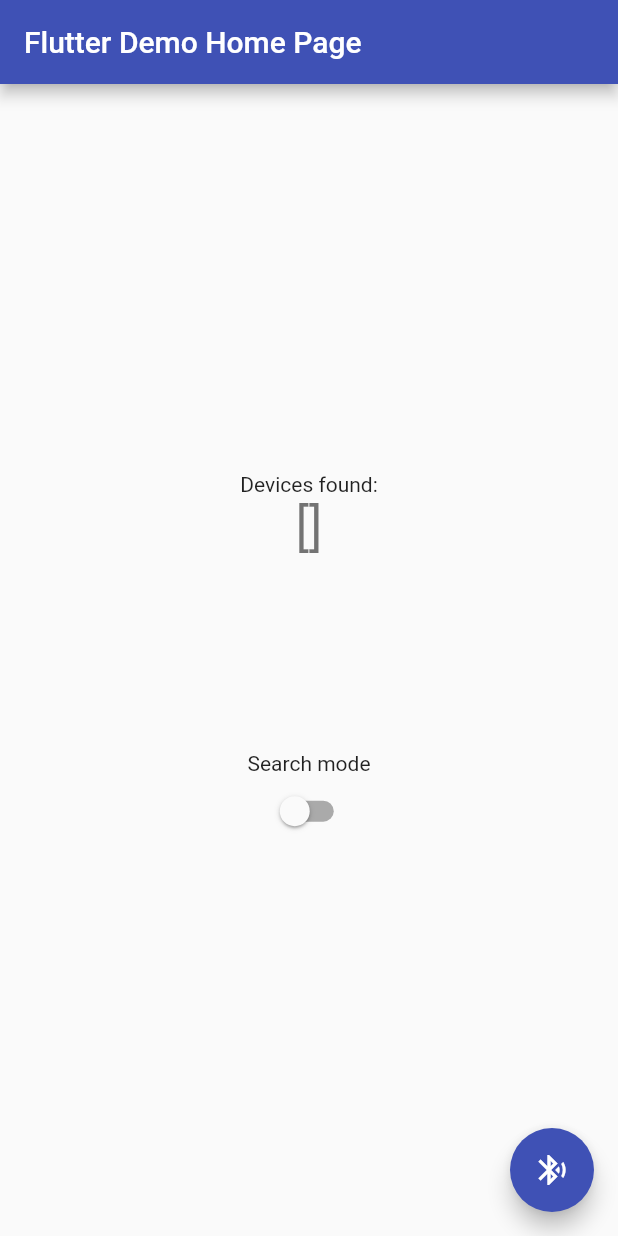
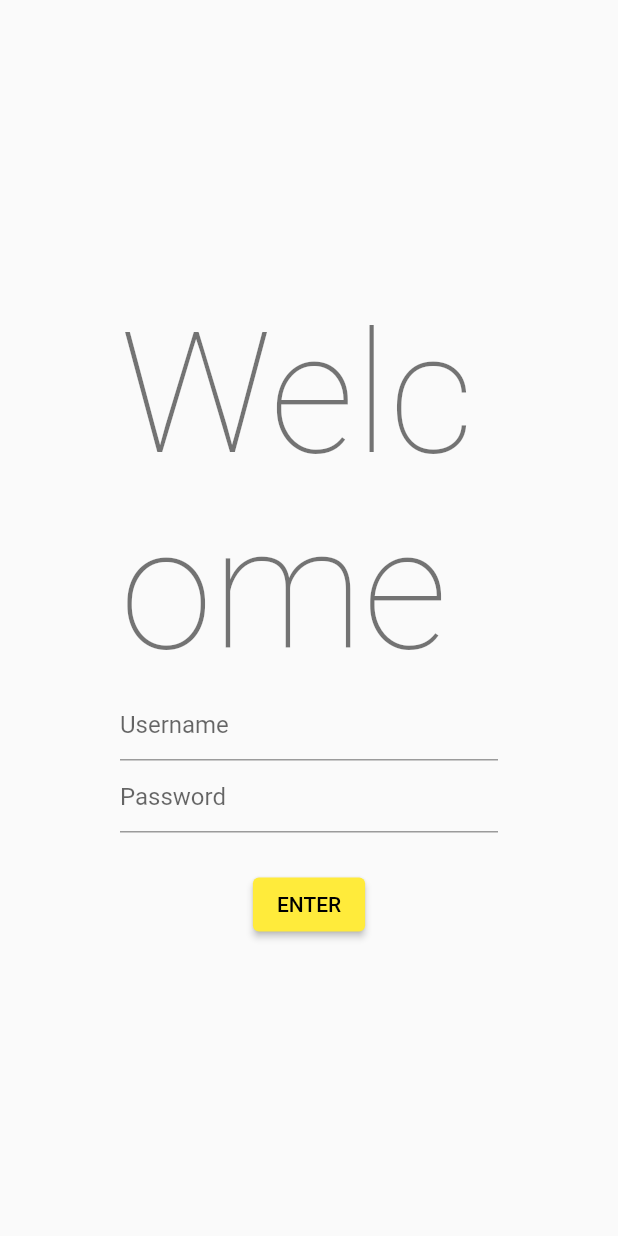
Before and after one commit to awadbs/yap, a Flutter app: the screen it shows after launch, on a phone screen of 412 x 824 dp. Run offline on Flutter 3.47's test engine with Material 2 defaults, Android fonts, the light colour scheme and no system bars; our stand-ins replace flutter_blue.

Commit message:
set up pages

```diff
--- a/yap/lib/main.dart
+++ b/yap/lib/main.dart
@@ -1,6 +1,10 @@
 import 'package:flutter/material.dart';
+import 'package:provider/provider.dart';
 import 'package:flutter_blue/flutter_blue.dart';
 import 'dart:math';
+
+// our pages
+import 'package:yap/screens/InitialPage.dart';
 
 void main() {
   runApp(const MyApp());
@@ -13,20 +17,15 @@
   @override
   Widget build(BuildContext context) {
     return MaterialApp(
-      title: 'Flutter Demo',
+      title: 'Yap',
       theme: ThemeData(
-        // This is the theme of your application.
-        //
-        // Try running your application with "flutter run". You'll see the
-        // application has a blue toolbar. Then, without quitting the app, try
-        // changing the primarySwatch below to Colors.green and then invoke
-        // "hot reload" (press "r" in the console where you ran "flutter run",
-        // or simply save your changes to "hot reload" in a Flutter IDE).
-        // Notice that the counter didn't reset back to zero; the application
-        // is not restarted.
-        primarySwatch: Colors.indigo,
+        primarySwatch: Colors.grey,
       ),
-      home: const MyHomePage(title: 'Flutter Demo Home Page'),
+      initialRoute: '/',
+      routes: {
+        '/': (context) => const MyLogin(),
+        '/blePage': (context) => const MyHomePage(title: 'Start Page'),
+      },
     );
   }
 }
--- /dev/null
+++ b/yap/lib/screens/InitialPage.dart
@@ -0,0 +1,51 @@
+// Copyright 2020 The Flutter team. All rights reserved.
+// Use of this source code is governed by a BSD-style license that can be
+// found in the LICENSE file.
+import 'package:flutter/material.dart';
+
+class MyLogin extends StatelessWidget {
+  const MyLogin({Key? key}) : super(key: key);
+
+  @override
+  Widget build(BuildContext context) {
+    return Scaffold(
+      body: Center(
+        child: Container(
+          padding: const EdgeInsets.all(80.0),
+          child: Column(
+            mainAxisAlignment: MainAxisAlignment.center,
+            children: [
+              Text(
+                'Welcome',
+                style: Theme.of(context).textTheme.headline1,
+              ),
+              TextFormField(
+                decoration: const InputDecoration(
+                  hintText: 'Username',
+                ),
+              ),
+              TextFormField(
+                decoration: const InputDecoration(
+                  hintText: 'Password',
+                ),
+                obscureText: true,
+              ),
+              const SizedBox(
+                height: 24,
+              ),
+              ElevatedButton(
+                child: const Text('ENTER'),
+                onPressed: () {
+                  Navigator.pushReplacementNamed(context, '/blePage');
+                },
+                style: ElevatedButton.styleFrom(
+                  primary: Colors.yellow,
+                ),
+              )
+            ],
+          ),
+        ),
+      ),
+    );
+  }
+}
--- a/yap/pubspec.yaml
+++ b/yap/pubspec.yaml
@@ -36,6 +36,7 @@
   cupertino_icons: ^1.0.2
   flutter_blue: ^0.8.0
   flutter_ble_lib: ^2.3.2
+  provider: ^6.0.2
 
 dev_dependencies:
   flutter_test:
```
Also changed, not shown: yap/pubspec.lock.
